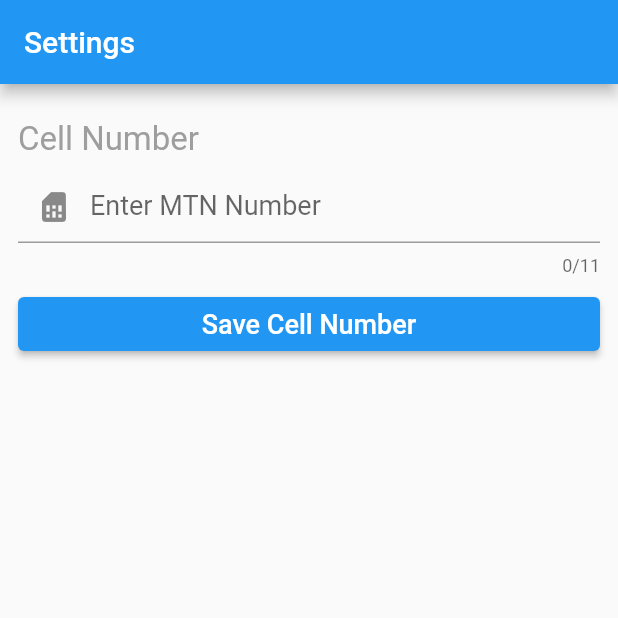
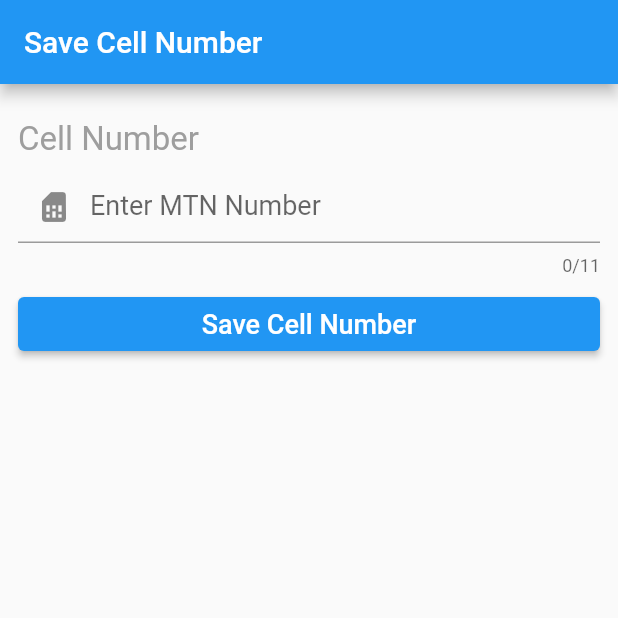
Before and after one commit to akabuezendudiha/ussd_dial, a Flutter app: the screen it shows after launch, on a phone screen of 412 x 824 dp, the top half of it. Run offline on Flutter 3.47's test engine with Material 2 defaults, Android fonts, the phone set to English and light mode, and no system bars; our stand-ins replace get_it, shared_preferences; missing offline and left inert: flutter_overlay_loader, ussd_service.

Commit message:
Added title property for the Cell Number Screen

```diff
--- a/lib/cell_number.dart
+++ b/lib/cell_number.dart
@@ -3,6 +3,9 @@
 import 'package:ussd_dial/services/shared_pref.dart';
 
 class CellNumberPage extends StatefulWidget {
+  final String title;
+  CellNumberPage({Key key, this.title}) : super(key: key);
+
   @override
   _CellNumberPageState createState() => _CellNumberPageState();
 }
@@ -46,7 +49,7 @@
   Widget build(BuildContext context) {
     return Scaffold(
       appBar: AppBar(
-        title: Text('Settings'),
+        title: Text(widget.title),
       ),
       body: Container(
         padding: EdgeInsets.symmetric(horizontal: 12, vertical: 24),
```
